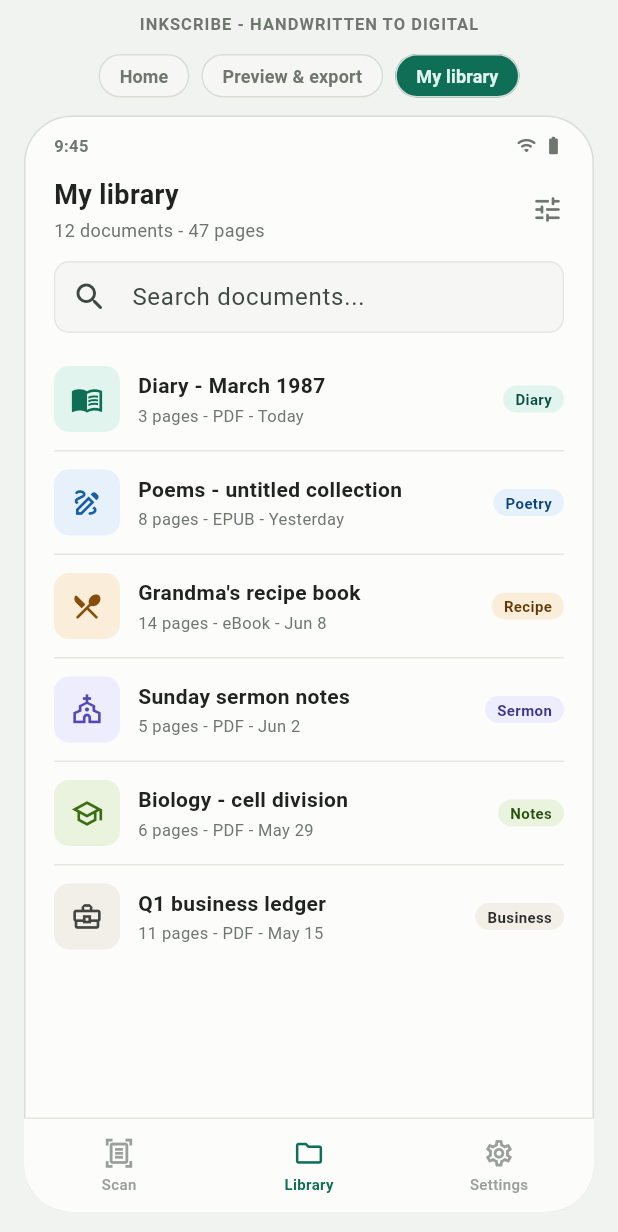
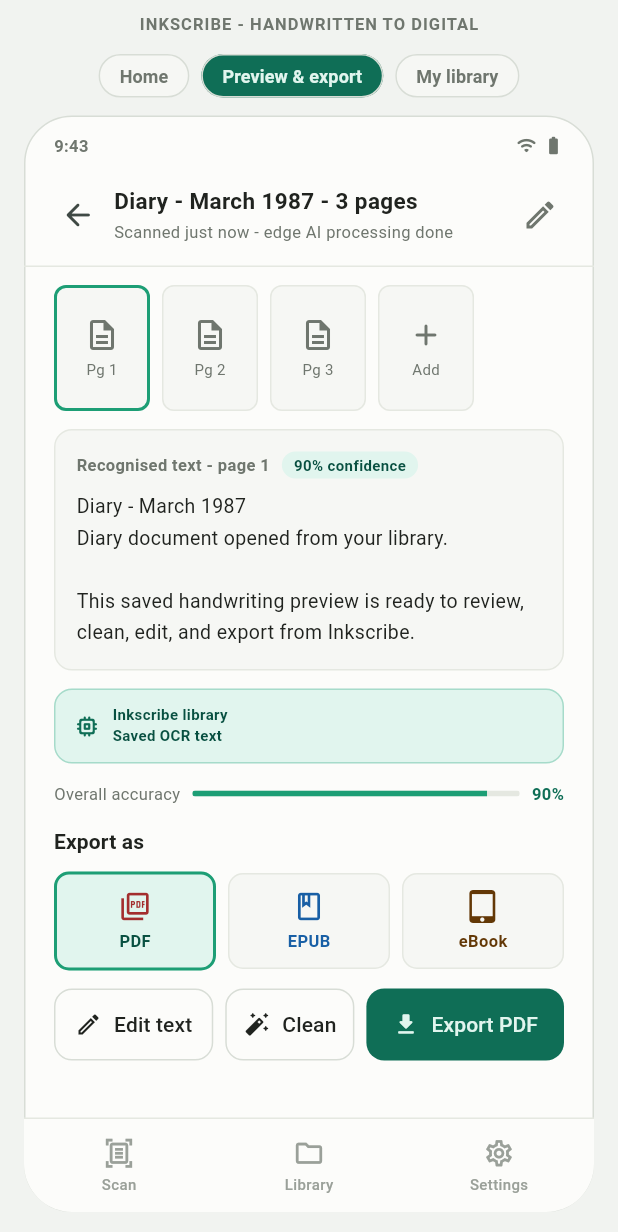
Before and after one commit to valentineRutto/WriteFlow, a Flutter app: the screen it shows after launch, after a tap on "Preview & export", after a tap on "My library", after a tap on "Diary - March 1987", on a phone screen of 412 x 824 dp. Shown: the top 1232 px of the screen. Run offline on Flutter 3.47's test engine with Material 3 defaults, Android fonts, the phone set to English and light mode, and no system bars; Roboto replaces fonts that are missing (Georgia).

Commit message:
Open library documents in preview

```diff
--- a/lib/presentation/writeflow_app.dart
+++ b/lib/presentation/writeflow_app.dart
@@ -86,6 +86,11 @@
     }
 
     _previewViewModel.showDocument(document);
+    _navigationViewModel.show(AppScreen.preview);
+  }
+
+  void _openLibraryDocument(LibraryDocument document) {
+    _previewViewModel.showDocument(_scannedDocumentFromLibraryItem(document));
     _navigationViewModel.show(AppScreen.preview);
   }
 
@@ -159,6 +164,7 @@
                                 viewModel: _libraryViewModel,
                                 onHome: () =>
                                     _navigationViewModel.show(AppScreen.home),
+                                onOpenDocument: _openLibraryDocument,
                               ),
                             },
                           ),
@@ -230,6 +236,34 @@
       _documentTypes[selectedIndex] = documentType;
     });
   }
+}
+
+ScannedDocument _scannedDocumentFromLibraryItem(LibraryDocument document) {
+  final pageCount = _pageCountFromMeta(document.meta);
+  final pages = List.generate(
+    pageCount,
+    (index) => ScannedPage(
+      number: index + 1,
+      text:
+          '${document.title}\n'
+          '${document.category} document opened from your library.\n\n'
+          'This saved handwriting preview is ready to review, clean, edit, '
+          'and export from Inkscribe.',
+      confidence: 0.9,
+      aiEngine: 'Saved OCR text',
+    ),
+  );
+
+  return ScannedDocument(
+    title: document.title,
+    pages: pages,
+    engine: 'Inkscribe library',
+  );
+}
+
+int _pageCountFromMeta(String meta) {
+  final match = RegExp(r'^(\d+)\s+pages?').firstMatch(meta);
+  return int.tryParse(match?.group(1) ?? '') ?? 1;
 }
 
 class DocumentTypeDialog extends StatefulWidget {
@@ -778,10 +812,12 @@
     super.key,
     required this.viewModel,
     required this.onHome,
+    required this.onOpenDocument,
   });
 
   final LibraryViewModel viewModel;
   final VoidCallback onHome;
+  final ValueChanged<LibraryDocument> onOpenDocument;
 
   @override
   Widget build(BuildContext context) {
@@ -834,6 +870,7 @@
               LibraryItemTile(
                 item: item,
                 isLast: item == viewModel.documents.last,
+                onTap: () => onOpenDocument(item),
               ),
           const SizedBox(height: 16),
         ],
@@ -1568,17 +1605,23 @@
 }
 
 class LibraryItemTile extends StatelessWidget {
-  const LibraryItemTile({super.key, required this.item, required this.isLast});
+  const LibraryItemTile({
+    super.key,
+    required this.item,
+    required this.isLast,
+    required this.onTap,
+  });
 
   final LibraryDocument item;
   final bool isLast;
+  final VoidCallback onTap;
 
   @override
   Widget build(BuildContext context) {
     final style = libraryItemStyle(item.category);
 
     return InkWell(
-      onTap: () {},
+      onTap: onTap,
       child: Container(
         margin: const EdgeInsets.symmetric(horizontal: 20),
         padding: const EdgeInsets.symmetric(vertical: 12),
```
Also changed, not shown: 1 other file.
